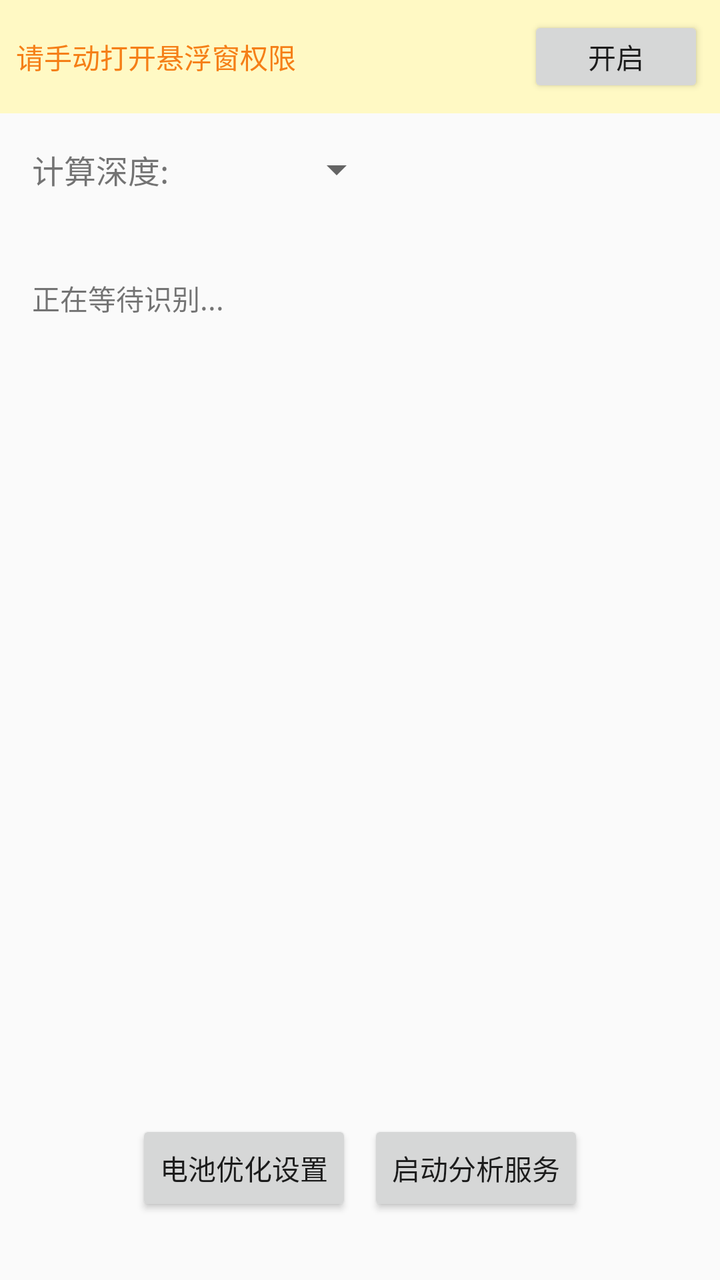
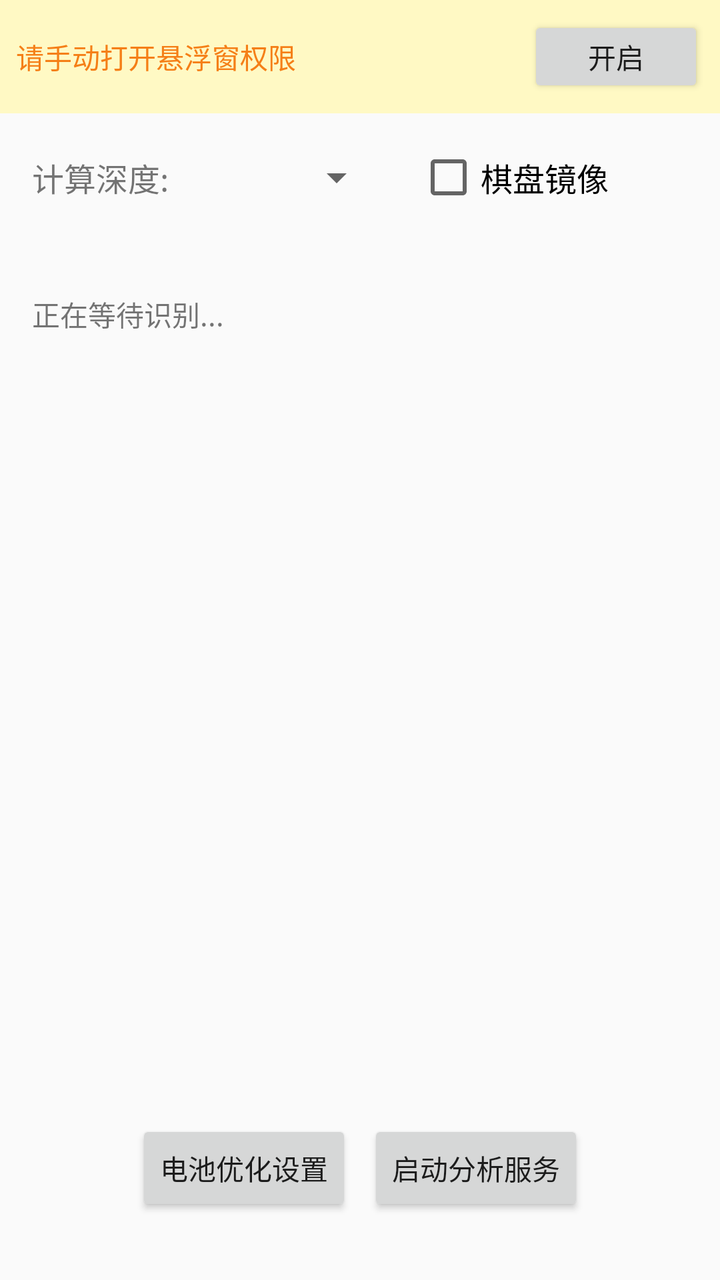

Screens rendered from an Android XML layout before and after an edit, with the pre-edit source and the edit as a unified diff.
<!-- AndroidManifest.xml: application theme Theme.MyApp -->
<!-- res/layout/activity_main.xml -->
<?xml version="1.0" encoding="utf-8"?>
<androidx.constraintlayout.widget.ConstraintLayout xmlns:android="http://schemas.android.com/apk/res/android"
    xmlns:app="http://schemas.android.com/apk/res-auto"
    xmlns:tools="http://schemas.android.com/tools"
    android:id="@+id/main"
    android:layout_width="match_parent"
    android:layout_height="match_parent"
    tools:context=".MainActivity">

    <LinearLayout
        android:id="@+id/permissionLayout"
        android:layout_width="match_parent"
        android:layout_height="wrap_content"
        android:background="#FFF9C4"
        android:gravity="center_vertical"
        android:orientation="horizontal"
        android:padding="8dp"
        android:visibility="visible"
        app:layout_constraintTop_toTopOf="parent">

        <TextView
            android:layout_width="0dp"
            android:layout_height="wrap_content"
            android:layout_weight="1"
            android:text="@string/float_permission_msg"
            android:textColor="#F57F17"
            android:textSize="14sp" />

        <Button
            android:id="@+id/btnOpenPermission"
            android:layout_width="wrap_content"
            android:layout_height="wrap_content"
            android:minHeight="0dp"
            android:text="@string/open"
            android:textAllCaps="false" />
    </LinearLayout>

    <LinearLayout
        android:id="@+id/settingsLayout"
        android:layout_width="match_parent"
        android:layout_height="wrap_content"
        android:orientation="horizontal"
        android:padding="16dp"
        android:gravity="center_vertical"
        app:layout_constraintTop_toBottomOf="@+id/permissionLayout">

        <TextView
            android:layout_width="wrap_content"
            android:layout_height="wrap_content"
            android:text="@string/calculation_depth"
            android:textSize="16sp" />

        <Spinner
            android:id="@+id/spinnerDepth"
            android:layout_width="100dp"
            android:layout_height="wrap_content"
            android:layout_marginStart="8dp" />
    </LinearLayout>

    <ImageView
        android:id="@+id/debugImageView"
        android:layout_width="0dp"
        android:layout_height="0dp"
        android:visibility="gone"
        android:scaleType="fitCenter"
        android:contentDescription="@string/board_recognition_debug"
        app:layout_constraintBottom_toTopOf="@+id/resultTextView"
        app:layout_constraintEnd_toEndOf="parent"
        app:layout_constraintStart_toStartOf="parent"
        app:layout_constraintTop_toBottomOf="@+id/settingsLayout" />

    <TextView
        android:id="@+id/resultTextView"
        android:layout_width="match_parent"
        android:layout_height="0dp"
        android:layout_marginTop="10dp"
        android:padding="16dp"
        android:text="@string/waiting_recognition"
        android:textSize="14sp"
        android:scrollbars="vertical"
        app:layout_constraintTop_toBottomOf="@+id/settingsLayout"
        app:layout_constraintBottom_toTopOf="@+id/buttonContainer"
        app:layout_constraintEnd_toEndOf="parent"
        app:layout_constraintStart_toStartOf="parent" />

    <LinearLayout
        android:id="@+id/buttonContainer"
        android:layout_width="wrap_content"
        android:layout_height="wrap_content"
        android:orientation="horizontal"
        android:layout_marginBottom="32dp"
        app:layout_constraintBottom_toBottomOf="parent"
        app:layout_constraintEnd_toEndOf="parent"
        app:layout_constraintStart_toStartOf="parent">

        <Button
            android:id="@+id/btnBatterySetting"
            android:layout_width="wrap_content"
            android:layout_height="wrap_content"
            android:layout_marginEnd="8dp"
            android:text="@string/battery_setting" />

        <Button
            android:id="@+id/btnStartService"
            android:layout_width="wrap_content"
            android:layout_height="wrap_content"
            android:text="@string/start_analysis" />
    </LinearLayout>

</androidx.constraintlayout.widget.ConstraintLayout>
<!-- resources referenced by this layout -->
<resources>
  <string name="battery_setting">电池优化设置</string>
  <string name="board_recognition_debug">棋盘识别调试</string>
  <string name="calculation_depth">计算深度:</string>
  <string name="float_permission_msg">请手动打开悬浮窗权限</string>
  <string name="open">开启</string>
  <string name="start_analysis">启动分析服务</string>
  <string name="waiting_recognition">正在等待识别...</string>
  <style name="Theme.MyApp" parent="Theme.AppCompat.DayNight.NoActionBar">
          
          <item name="android:navigationBarColor">@android:color/transparent</item>
          <item name="android:statusBarColor">@android:color/transparent</item>
          <item name="android:windowLightStatusBar">?attr/isLightTheme</item>
      </style>
</resources>

<!-- the commit's change to res/layout/activity_main.xml (unified diff, before → after) -->
@@ -55,6 +55,14 @@
             android:layout_width="100dp"
             android:layout_height="wrap_content"
             android:layout_marginStart="8dp" />
+
+        <CheckBox
+            android:id="@+id/checkboxBoardMirror"
+            android:layout_width="wrap_content"
+            android:layout_height="wrap_content"
+            android:layout_marginStart="16dp"
+            android:text="@string/board_mirror"
+            android:textSize="16sp" />
     </LinearLayout>
 
     <ImageView
<!-- resource entries referenced after the edit -->
@@ -1,6 +1,7 @@
 <!-- resources referenced by this layout -->
 <resources>
   <string name="battery_setting">电池优化设置</string>
+  <string name="board_mirror">棋盘镜像</string>
   <string name="board_recognition_debug">棋盘识别调试</string>
   <string name="calculation_depth">计算深度:</string>
   <string name="float_permission_msg">请手动打开悬浮窗权限</string>
